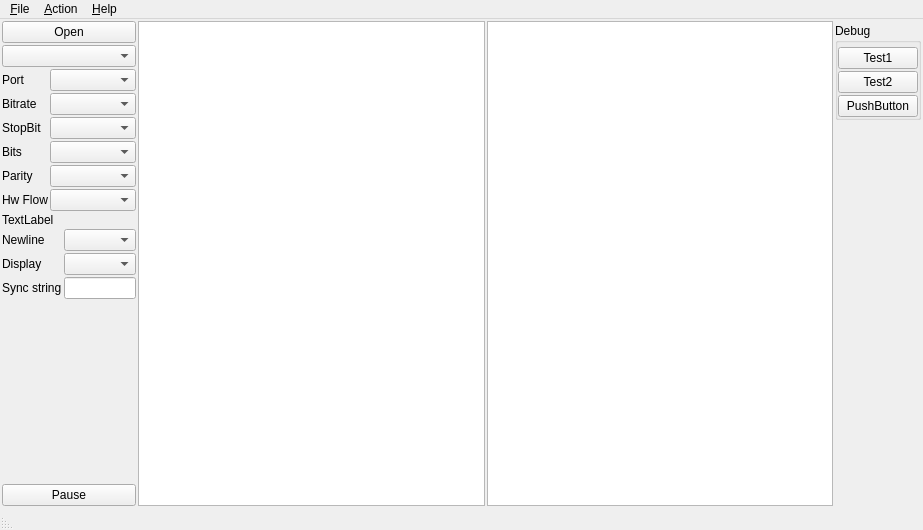
Above: python/terminal/mpTerminal.ui from zonbrisad/Tester before the change. Below: the same form after it.
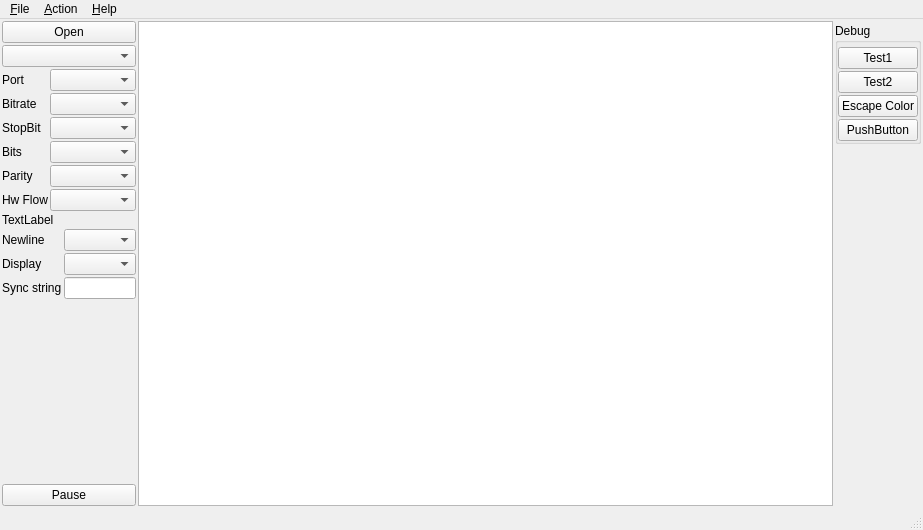
That is the form after the change.

What changed in the file:
```diff
--- a/python/terminal/mpTerminal.ui
+++ b/python/terminal/mpTerminal.ui
@@ -13,6 +13,12 @@
   <property name="windowTitle">
    <string>MainWindow</string>
   </property>
+  <property name="iconSize">
+   <size>
+    <width>128</width>
+    <height>128</height>
+   </size>
+  </property>
   <widget class="QWidget" name="centralwidget">
    <layout class="QHBoxLayout" name="horizontalLayout">
     <property name="spacing">
@@ -209,13 +215,10 @@
      </layout>
     </item>
     <item>
-     <widget class="QTextEdit" name="textEdit"/>
-    </item>
-    <item>
-     <widget class="QPlainTextEdit" name="plainTextEdit">
+     <widget class="QTextEdit" name="textEdit">
       <property name="font">
        <font>
-        <family>Bitstream Vera Sans Mono</family>
+        <family>Monospace</family>
        </font>
       </property>
      </widget>
@@ -263,6 +266,13 @@
            </property>
           </widget>
          </item>
+         <item>
+          <widget class="QPushButton" name="colorTest">
+           <property name="text">
+            <string>Escape Color</string>
+           </property>
+          </widget>
+         </item>
          <item>
           <widget class="QPushButton" name="pushButton">
            <property name="text">
@@ -326,7 +336,7 @@
   </widget>
   <widget class="QStatusBar" name="statusbar">
    <property name="layoutDirection">
-    <enum>Qt::RightToLeft</enum>
+    <enum>Qt::LeftToRight</enum>
    </property>
   </widget>
   <action name="actionExit">
```
Left out of the diff: 4 changed lines with no effect on the pictures.
